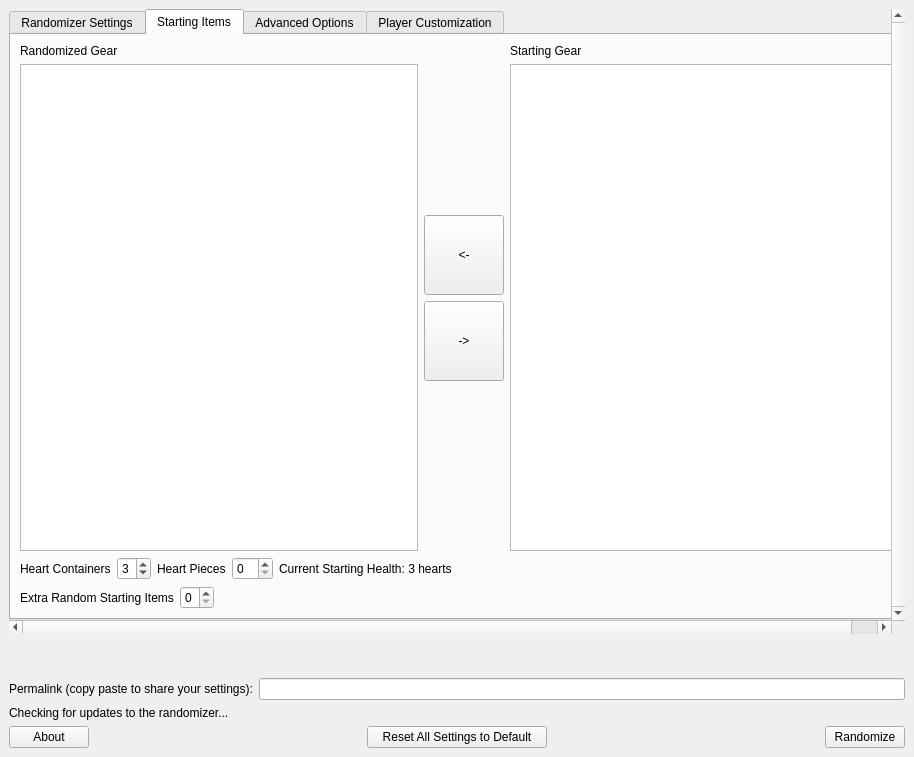
First picture: the form in wwr_ui/randomizer_window.ui, repository tanjo3/wwrando, before the edit.
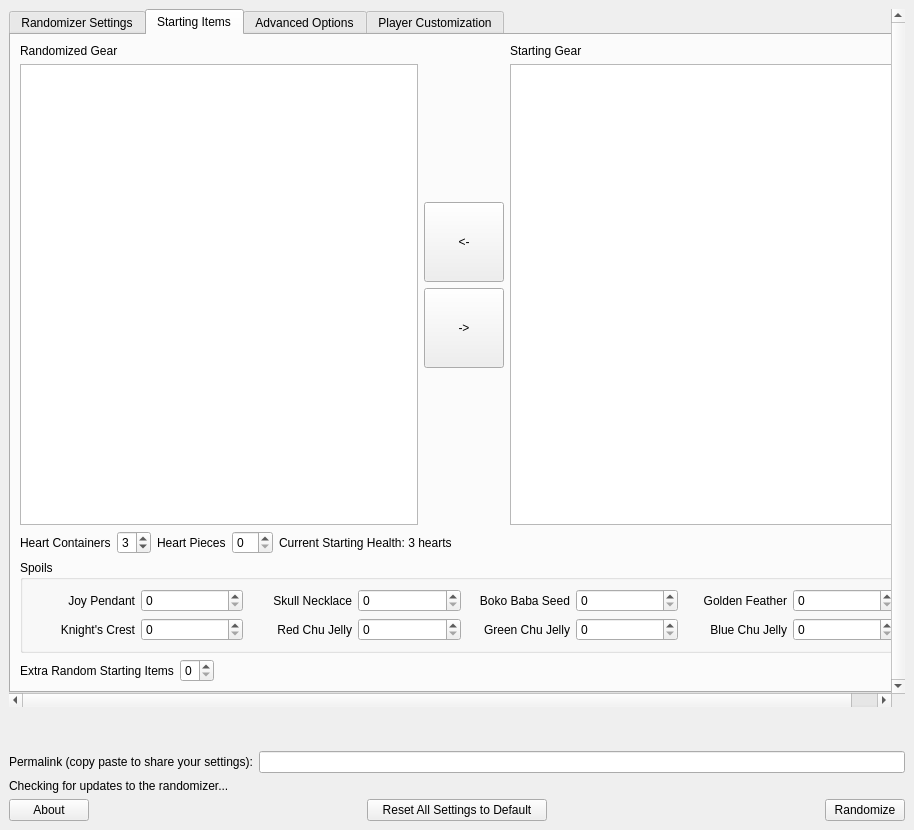
Second picture: the form after the edit. The open tabs and pages were chosen to show the change. Custom widgets are drawn as their Qt base class.

Commit message: Add option to start with up to 99 of each spoil

```diff
--- a/wwr_ui/randomizer_window.ui
+++ b/wwr_ui/randomizer_window.ui
@@ -7,7 +7,7 @@
     <x>0</x>
     <y>0</y>
     <width>914</width>
-    <height>757</height>
+    <height>830</height>
    </rect>
   </property>
   <property name="windowTitle">
@@ -820,6 +820,151 @@
               </item>
              </layout>
             </item>
+            <item>
+             <widget class="QGroupBox" name="groupBox_spoils">
+              <property name="title">
+               <string>Spoils</string>
+              </property>
+              <layout class="QGridLayout" name="gridLayout_5">
+               <item row="1" column="2">
+                <layout class="QHBoxLayout" name="layout_starting_red_chu_jelly">
+                 <item>
+                  <widget class="QLabel" name="label_for_starting_red_chu_jelly">
+                   <property name="text">
+                    <string>Red Chu Jelly</string>
+                   </property>
+                   <property name="alignment">
+                    <set>Qt::AlignRight|Qt::AlignTrailing|Qt::AlignVCenter</set>
+                   </property>
+                  </widget>
+                 </item>
+                 <item>
+                  <widget class="QSpinBox" name="starting_red_chu_jelly"/>
+                 </item>
+                </layout>
+               </item>
+               <item row="0" column="0">
+                <layout class="QHBoxLayout" name="layout_starting_joy_pendant">
+                 <item>
+                  <widget class="QLabel" name="label_for_starting_joy_pendant">
+                   <property name="text">
+                    <string>Joy Pendant</string>
+                   </property>
+                   <property name="alignment">
+                    <set>Qt::AlignRight|Qt::AlignTrailing|Qt::AlignVCenter</set>
+                   </property>
+                  </widget>
+                 </item>
+                 <item>
+                  <widget class="QSpinBox" name="starting_joy_pendant"/>
+                 </item>
+                </layout>
+               </item>
+               <item row="0" column="3">
+                <layout class="QHBoxLayout" name="layout_starting_boko_baba_seed">
+                 <item>
+                  <widget class="QLabel" name="label_for_starting_boko_baba_seed">
+                   <property name="text">
+                    <string>Boko Baba Seed</string>
+                   </property>
+                   <property name="alignment">
+                    <set>Qt::AlignRight|Qt::AlignTrailing|Qt::AlignVCenter</set>
+                   </property>
+                  </widget>
+                 </item>
+                 <item>
+                  <widget class="QSpinBox" name="starting_boko_baba_seed"/>
+                 </item>
+                </layout>
+               </item>
+               <item row="0" column="4">
+                <layout class="QHBoxLayout" name="layout_starting_golden_feather">
+                 <item>
+                  <widget class="QLabel" name="label_for_starting_golden_feather">
+                   <property name="text">
+                    <string>Golden Feather</string>
+                   </property>
+                   <property name="alignment">
+                    <set>Qt::AlignRight|Qt::AlignTrailing|Qt::AlignVCenter</set>
+                   </property>
+                  </widget>
+                 </item>
+                 <item>
+                  <widget class="QSpinBox" name="starting_golden_feather"/>
+                 </item>
+                </layout>
+               </item>
+               <item row="1" column="0">
+                <layout class="QHBoxLayout" name="layout_starting_knights_crest">
+                 <item>
+                  <widget class="QLabel" name="label_for_starting_knights_crest">
+                   <property name="text">
+                    <string>Knight's Crest</string>
+                   </property>
+                   <property name="alignment">
+                    <set>Qt::AlignRight|Qt::AlignTrailing|Qt::AlignVCenter</set>
+                   </property>
+                  </widget>
+                 </item>
+                 <item>
+                  <widget class="QSpinBox" name="starting_knights_crest"/>
+                 </item>
+                </layout>
+               </item>
+               <item row="0" column="2">
+                <layout class="QHBoxLayout" name="layout_starting_skull_necklace">
+                 <item>
+                  <widget class="QLabel" name="label_for_starting_skull_necklace">
+                   <property name="text">
+                    <string>Skull Necklace</string>
+                   </property>
+                   <property name="alignment">
+                    <set>Qt::AlignRight|Qt::AlignTrailing|Qt::AlignVCenter</set>
+                   </property>
+                  </widget>
+                 </item>
+                 <item>
+                  <widget class="QSpinBox" name="starting_skull_necklace"/>
+                 </item>
+                </layout>
+               </item>
+               <item row="1" column="4">
+                <layout class="QHBoxLayout" name="layout_starting_blue_chu_jelly">
+                 <item>
+                  <widget class="QLabel" name="label_for_starting_blue_chu_jelly">
+                   <property name="text">
+                    <string>Blue Chu Jelly</string>
+                   </property>
+                   <property name="alignment">
+                    <set>Qt::AlignRight|Qt::AlignTrailing|Qt::AlignVCenter</set>
+                   </property>
+                  </widget>
+                 </item>
+                 <item>
+                  <widget class="QSpinBox" name="starting_blue_chu_jelly"/>
+                 </item>
+                </layout>
+               </item>
+               <item row="1" column="3">
+                <layout class="QHBoxLayout" name="layout_starting_green_chu_jelly">
+                 <item>
+                  <widget class="QLabel" name="label_for_starting_green_chu_jelly">
+                   <property name="text">
+                    <string>Green Chu Jelly</string>
+                   </property>
+                   <property name="alignment">
+                    <set>Qt::AlignRight|Qt::AlignTrailing|Qt::AlignVCenter</set>
+                   </property>
+                  </widget>
+                 </item>
+                 <item>
+                  <widget class="QSpinBox" name="starting_green_chu_jelly"/>
+                 </item>
+                </layout>
+               </item>
+              </layout>
+             </widget>
+            </item>
             <item>
              <layout class="QHBoxLayout" name="horizontalLayout_random_starting_items">
               <item>
```
Left out of the diff: 8 changed lines with no effect on the pictures. The commit also changes 17 other files.
